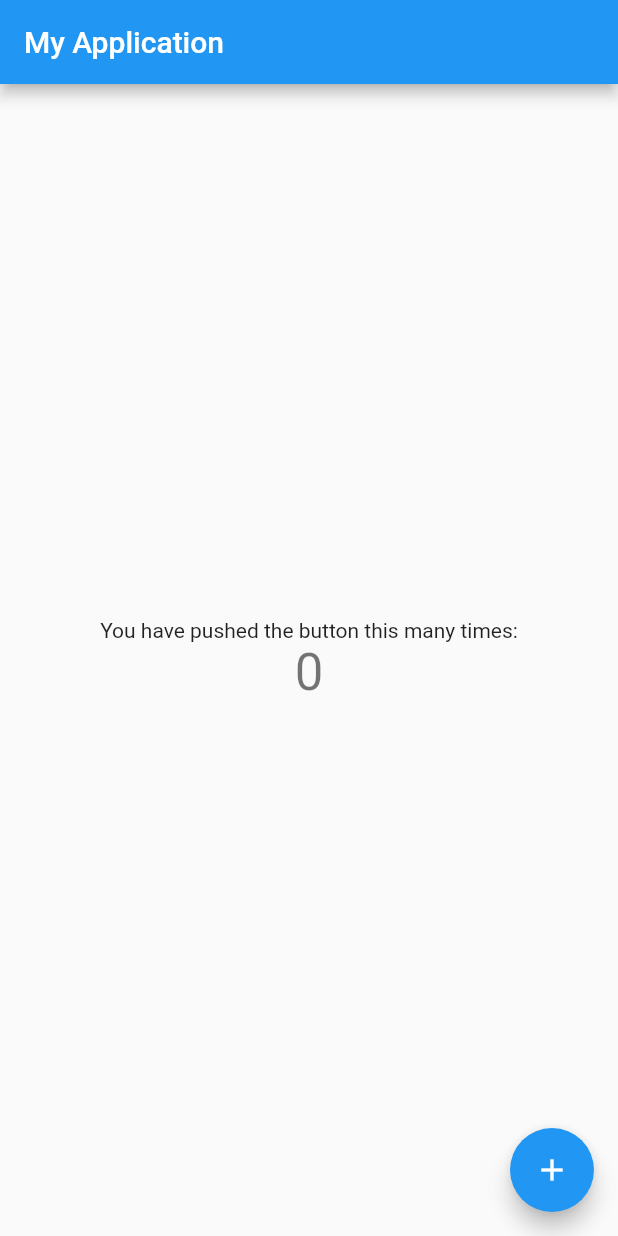
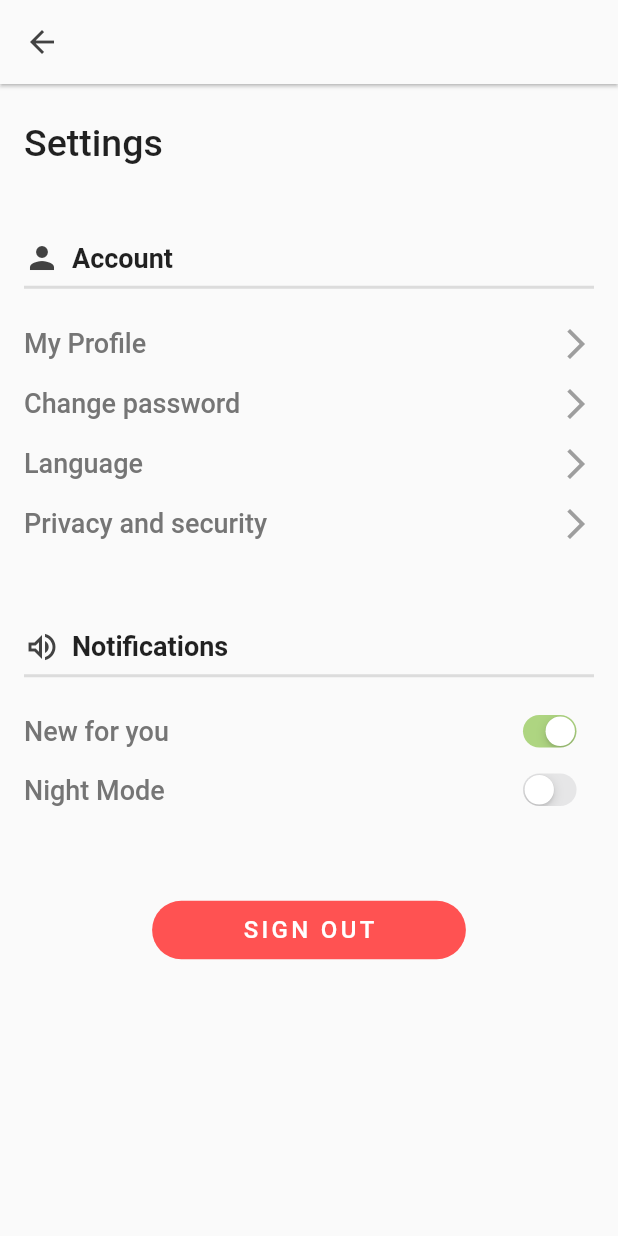
Before and after one commit to MaaZiJyun/Insurance-Boost, a Flutter app: the screen it shows after launch, on a phone screen of 412 x 824 dp. Run offline on Flutter 3.47's test engine with Material 2 defaults, Android fonts, the phone set to English and light mode, and no system bars; generated files the repository leaves out were written again.

Commit message:
Adding SettingsPage and Profile Pages
SettingsPage and Profile Pages

```diff
--- /dev/null
+++ b/insurance_boost/lib/global/global_variables.dart
@@ -0,0 +1,6 @@
+library my_prj.globals;
+
+import 'package:flutter/material.dart';
+
+bool NIGHT_MODE = false;
+bool NOTE_DELIVER = true;
--- a/insurance_boost/lib/main.dart
+++ b/insurance_boost/lib/main.dart
@@ -1,5 +1,7 @@
 import 'package:flutter/material.dart';
 import 'package:flutter_gen/gen_l10n/app_localizations.dart';
+import 'package:insurance_boost/pages/edit_profile_page.dart';
+import 'package:insurance_boost/pages/settings_page.dart';
 
 void main() {
   runApp(const MyApp());
@@ -26,7 +28,8 @@ class MyApp extends StatelessWidget {
       initialRoute: '/',
       routes: {
         '/': (context) {
-          return MyHomePage(title: AppLocalizations.of(context)!.appTitle);
+          // return MyHomePage(title: AppLocalizations.of(context)!.appTitle);
+          return SettingsPage();
         },
         // '/settings': (context) => Settings(),
       },
--- /dev/null
+++ b/insurance_boost/lib/models/account_option_row.dart
@@ -0,0 +1,43 @@
+import 'package:flutter/material.dart';
+
+class AccountOptionRow extends StatefulWidget {
+  final String title;
+  final Function function;
+
+  AccountOptionRow({required this.title, required this.function});
+
+  @override
+  _AccountOptionRowState createState() => _AccountOptionRowState();
+}
+
+class _AccountOptionRowState extends State<AccountOptionRow> {
+  @override
+  Widget build(BuildContext context) {
+    return GestureDetector(
+      onTap: () {
+        widget.function;
+        print("Navigator");
+      },
+      child: Padding(
+        padding: const EdgeInsets.symmetric(vertical: 8.0),
+        child: Row(
+          mainAxisAlignment: MainAxisAlignment.spaceBetween,
+          children: [
+            Text(
+              widget.title,
+              style: TextStyle(
+                fontSize: 18,
+                fontWeight: FontWeight.w500,
+                color: Colors.grey[600],
+              ),
+            ),
+            Icon(
+              Icons.arrow_forward_ios,
+              color: Colors.grey,
+            ),
+          ],
+        ),
+      ),
+    );
+  }
+}
--- /dev/null
+++ b/insurance_boost/lib/models/notification_option_row.dart
@@ -0,0 +1,49 @@
+import 'package:flutter/cupertino.dart';
+import 'package:flutter/material.dart';
+
+class NotificationOpetionRow extends StatefulWidget {
+  final String title;
+  bool isActive;
+
+  NotificationOpetionRow({required this.title, required this.isActive});
+
+  @override
+  _NotificationOpetionRowState createState() => _NotificationOpetionRowState();
+}
+
+class _NotificationOpetionRowState extends State<NotificationOpetionRow> {
+  @override
+  Widget build(BuildContext context) {
+    return GestureDetector(
+      child: Row(
+        mainAxisAlignment: MainAxisAlignment.spaceBetween,
+        children: [
+          Text(
+            widget.title,
+            style: TextStyle(
+                fontSize: 18,
+                fontWeight: FontWeight.w500,
+                color: Colors.grey[600]),
+          ),
+          Transform.scale(
+            scale: 0.7,
+            child: CupertinoSwitch(
+              activeColor: Colors.lightGreen[300],
+              value: widget.isActive,
+              onChanged: (bool value) => setState(() {
+                widget.isActive = value;
+                print(widget.isActive);
+              }),
+            ),
+          )
+        ],
+      ),
+      // onTap: () {
+      //   setState(() {
+      //     isActive = !isActive;
+      //     print(isActive);
+      //   });
+      // },
+    );
+  }
+}
--- /dev/null
+++ b/insurance_boost/lib/pages/settings_page.dart
@@ -0,0 +1,224 @@
+import 'package:flutter/cupertino.dart';
+import 'package:flutter/material.dart';
+import 'package:insurance_boost/global/global_variables.dart' as globals;
+import 'package:insurance_boost/models/account_option_row.dart';
+import 'package:insurance_boost/models/notification_option_row.dart';
+import 'package:insurance_boost/pages/edit_profile_page.dart';
+
+class SettingsPage extends StatefulWidget {
+  @override
+  _SettingsPageState createState() => _SettingsPageState();
+}
+
+class _SettingsPageState extends State<SettingsPage> {
+  @override
+  Widget build(BuildContext context) {
+    return Scaffold(
+      appBar: AppBar(
+        backgroundColor: Theme.of(context).scaffoldBackgroundColor,
+        elevation: 1,
+        leading: IconButton(
+          onPressed: () {
+            Navigator.of(context).pop();
+          },
+          icon: Icon(
+            Icons.arrow_back,
+            color: Colors.grey[800],
+          ),
+        ),
+        // actions: [
+        //   IconButton(
+        //     icon: Icon(
+        //       Icons.settings,
+        //       color: Colors.grey[800],
+        //     ),
+        //     onPressed: () {
+        //       Navigator.of(context).push(MaterialPageRoute(
+        //           builder: (BuildContext context) => EditProfilePage()));
+        //     },
+        //   ),
+        // ],
+      ),
+      body: Container(
+        padding: EdgeInsets.only(left: 16, top: 25, right: 16),
+        child: ListView(
+          children: [
+            Text(
+              "Settings",
+              style: TextStyle(fontSize: 25, fontWeight: FontWeight.w500),
+            ),
+            SizedBox(
+              height: 50,
+            ),
+            Row(
+              children: [
+                Icon(
+                  Icons.person,
+                  color: Colors.grey[800],
+                ),
+                SizedBox(
+                  width: 8,
+                ),
+                Text(
+                  "Account",
+                  style: TextStyle(fontSize: 18, fontWeight: FontWeight.bold),
+                ),
+              ],
+            ),
+            Divider(
+              height: 15,
+              thickness: 2,
+            ),
+            SizedBox(
+              height: 10,
+            ),
+            // buildAccountOptionRow(context, "My Profile"),
+            AccountOptionRow(
+              title: 'My Profile',
+              function: () => Navigator.of(context).push(MaterialPageRoute(
+                  builder: (BuildContext context) => EditProfilePage())),
+            ),
+            buildAccountOptionRow(context, "Change password"),
+            buildAccountOptionRow(context, "Language"),
+            buildAccountOptionRow(context, "Privacy and security"),
+            SizedBox(
+              height: 50,
+            ),
+            Row(
+              children: [
+                Icon(
+                  Icons.volume_up_outlined,
+                  color: Colors.grey[800],
+                ),
+                SizedBox(
+                  width: 8,
+                ),
+                Text(
+                  "Notifications",
+                  style: TextStyle(fontSize: 18, fontWeight: FontWeight.bold),
+                ),
+              ],
+            ),
+            Divider(
+              height: 15,
+              thickness: 2,
+            ),
+            SizedBox(
+              height: 10,
+            ),
+            // buildNotificationOptionRow("New for you", globals.NOTE_DELIVER),
+            // buildNotificationOptionRow("Night Mode", globals.NIGHT_MODE),
+            NotificationOpetionRow(
+              title: "New for you",
+              isActive: globals.NOTE_DELIVER,
+            ),
+            NotificationOpetionRow(
+              title: "Night Mode",
+              isActive: globals.NIGHT_MODE,
+            ),
+            SizedBox(
+              height: 50,
+            ),
+            Center(
+              child: RaisedButton(
+                color: Colors.redAccent,
+                elevation: 0,
+                padding: EdgeInsets.fromLTRB(60, 10, 60, 10),
+                shape: RoundedRectangleBorder(
+                    borderRadius: BorderRadius.circular(20)),
+                onPressed: () {},
+                child: Text("SIGN OUT",
+                    style: TextStyle(
+                        fontSize: 16, letterSpacing: 2.2, color: Colors.white)),
+              ),
+            )
+          ],
+        ),
+      ),
+    );
+  }
+
+  // GestureDetector buildNotificationOptionRow(String title, bool _isActive) {
+  //   return GestureDetector(
+  //     child: Row(
+  //       mainAxisAlignment: MainAxisAlignment.spaceBetween,
+  //       children: [
+  //         Text(
+  //           title,
+  //           style: TextStyle(
+  //               fontSize: 18,
+  //               fontWeight: FontWeight.w500,
+  //               color: Colors.grey[600]),
+  //         ),
+  //         Transform.scale(
+  //           scale: 0.7,
+  //           child: CupertinoSwitch(
+  //             activeColor: Colors.lightGreen[300],
+  //             value: _isActive,
+  //             onChanged: (bool value) => setState(() {
+  //               _isActive = value;
+  //               // print(_isActive);
+  //               // print(globals.NIGHT_MODE);
+  //             }),
+  //           ),
+  //         )
+  //       ],
+  //     ),
+  //     // onTap: () {
+  //     //   setState(() {
+  //     //     isActive = !isActive;
+  //     //     print(isActive);
+  //     //   });
+  //     // },
+  //   );
+  // }
+
+  GestureDetector buildAccountOptionRow(BuildContext context, String title) {
+    return GestureDetector(
+      onTap: () {
+        showDialog(
+            context: context,
+            builder: (BuildContext context) {
+              return AlertDialog(
+                title: Text(title),
+                content: Column(
+                  mainAxisSize: MainAxisSize.min,
+                  children: [
+                    Text("Option 1"),
+                    Text("Option 2"),
+                    Text("Option 3"),
+                  ],
+                ),
+                actions: [
+                  FlatButton(
+                      onPressed: () {
+                        Navigator.of(context).pop();
+                      },
+                      child: Text("Close")),
+                ],
+              );
+            });
+      },
+      child: Padding(
+        padding: const EdgeInsets.symmetric(vertical: 8.0),
+        child: Row(
+          mainAxisAlignment: MainAxisAlignment.spaceBetween,
+          children: [
+            Text(
+              title,
+              style: TextStyle(
+                fontSize: 18,
+                fontWeight: FontWeight.w500,
+                color: Colors.grey[600],
+              ),
+            ),
+            Icon(
+              Icons.arrow_forward_ios,
+              color: Colors.grey,
+            ),
+          ],
+        ),
+      ),
+    );
+  }
+}
```
Also changed, not shown: insurance_boost/lib/pages/edit_profile_page.dart (added, +189 -0 lines).
